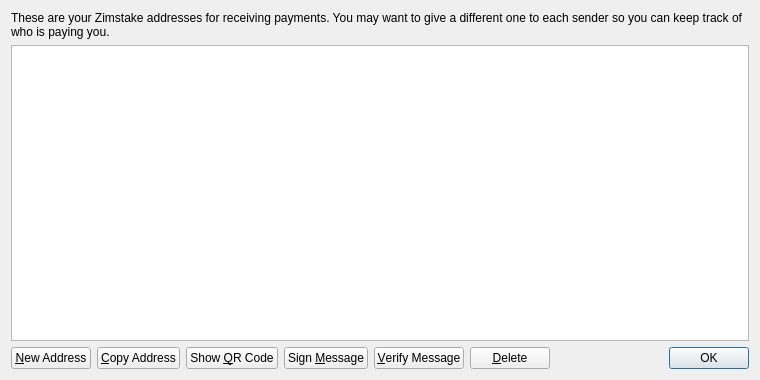
alexandria-io/GamerHolicCoin, file src/qt/forms/addressbookpage.ui: the form before one commit.
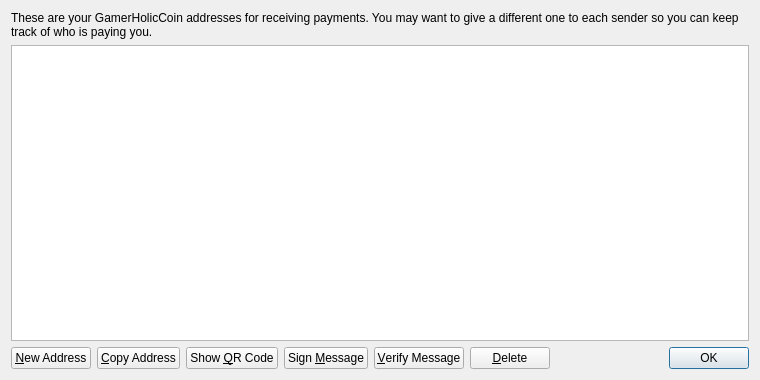
The form after the commit. Icons and pictures are not drawn.

```diff
--- a/src/qt/forms/addressbookpage.ui
+++ b/src/qt/forms/addressbookpage.ui
@@ -17,7 +17,7 @@
    <item>
     <widget class="QLabel" name="labelExplanation">
      <property name="text">
-      <string>These are your Zimstake addresses for receiving payments. You may want to give a different one to each sender so you can keep track of who is paying you.</string>
+      <string>These are your GamerHolicCoin addresses for receiving payments. You may want to give a different one to each sender so you can keep track of who is paying you.</string>
      </property>
      <property name="textFormat">
       <enum>Qt::PlainText</enum>
```
Left out of the diff: 4 changed lines with no effect on the pictures.
